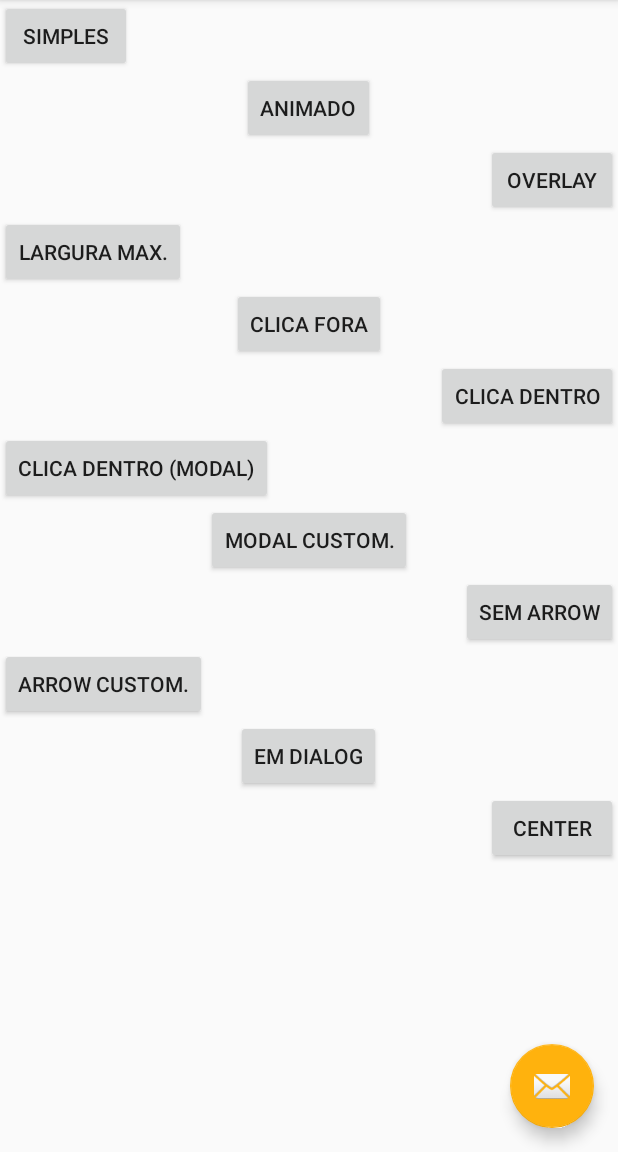
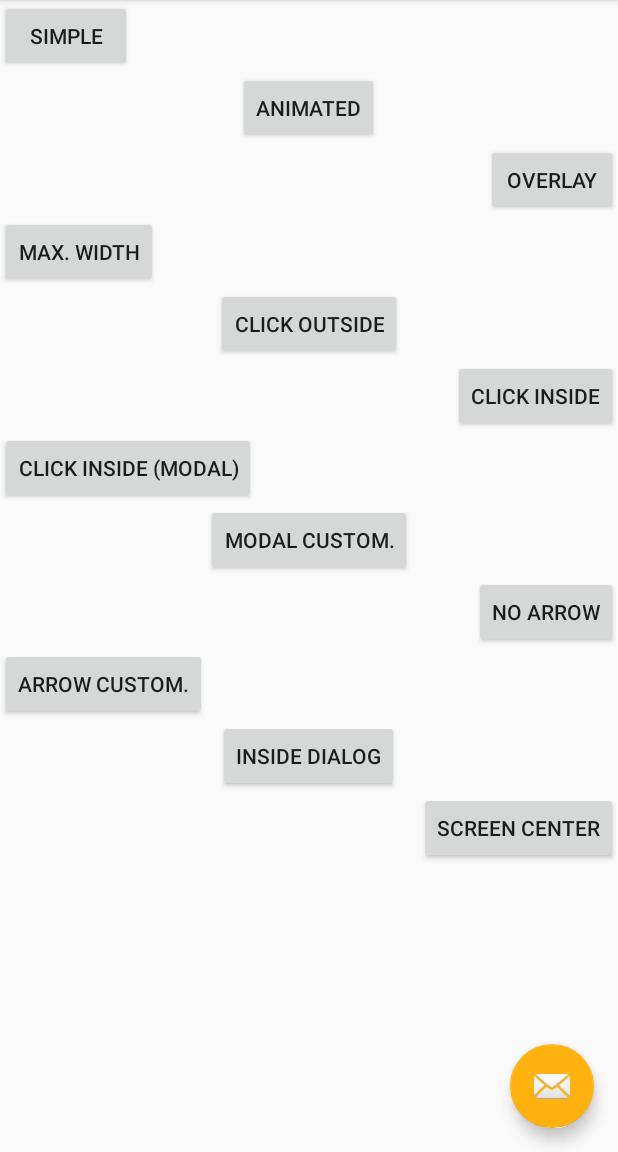
Before and after one commit to douglasjunior/android-simple-tooltip, an Android app: the screen it shows after launch (MainActivity), on a phone screen of 412 x 824 dp, the part 84-1236 px from its top. Run offline under Robolectric (Android 15) with nearby library versions, the phone set to English and light mode, and no system bars.

Commit message:
Translation resources

```diff
--- a/sample/src/main/res/values/strings.xml
+++ b/sample/src/main/res/values/strings.xml
@@ -1,20 +1,20 @@
 <resources>
     <string name="app_name">Android Simple Tooltip</string>
 
-    <string name="btn_simple">Simples</string>
-    <string name="btn_animated">Animado</string>
+    <string name="btn_simple">Simple</string>
+    <string name="btn_animated">Animated</string>
     <string name="btn_overlay">Overlay</string>
-    <string name="btn_outside">Clica fora</string>
-    <string name="btn_inside">Clica dentro</string>
-    <string name="btn_inside_modal">Clica dentro (Modal)</string>
+    <string name="btn_outside">Click outside</string>
+    <string name="btn_inside">Click inside</string>
+    <string name="btn_inside_modal">Click inside (Modal)</string>
     <string name="btn_modal_custom">Modal custom.</string>
-    <string name="btn_no_arrow">Sem arrow</string>
+    <string name="btn_no_arrow">No arrow</string>
     <string name="btn_custom_arrow">Arrow custom.</string>
-    <string name="btn_next">PRÓXIMO</string>
-    <string name="btn_maxwidth">Largura max.</string>
+    <string name="btn_next">NEXT</string>
+    <string name="btn_maxwidth">Max. width</string>
     <string name="demo">Demo</string>
-    <string name="btn_in_dialog">Tooltip em Dialog</string>
-    <string name="btn_close">Fechar</string>
-    <string name="btn_dialog">Em dialog</string>
-    <string name="btn_center">Center</string>
+    <string name="btn_in_dialog">Inside dialog</string>
+    <string name="btn_close">Close</string>
+    <string name="btn_dialog">Inside dialog</string>
+    <string name="btn_center">Screen center</string>
 </resources>
```
Also changed, not shown: 1 other file.
